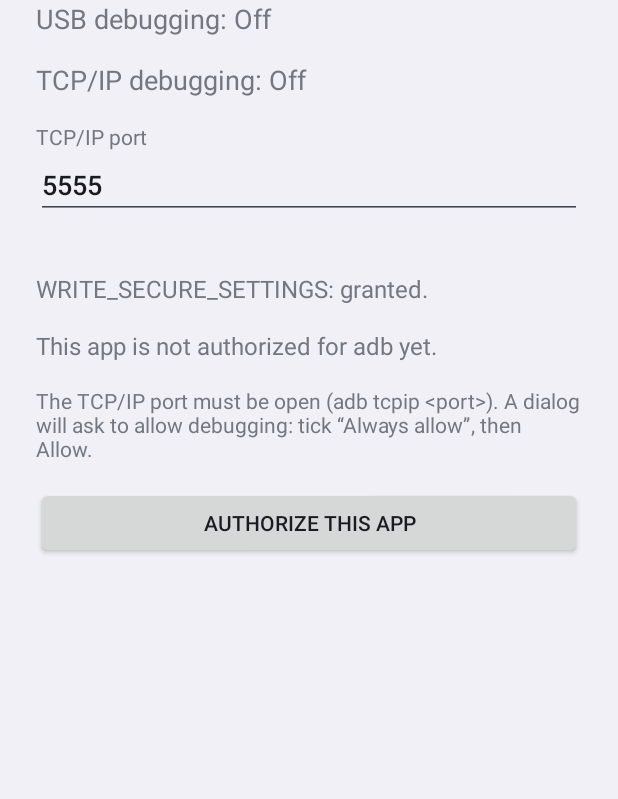
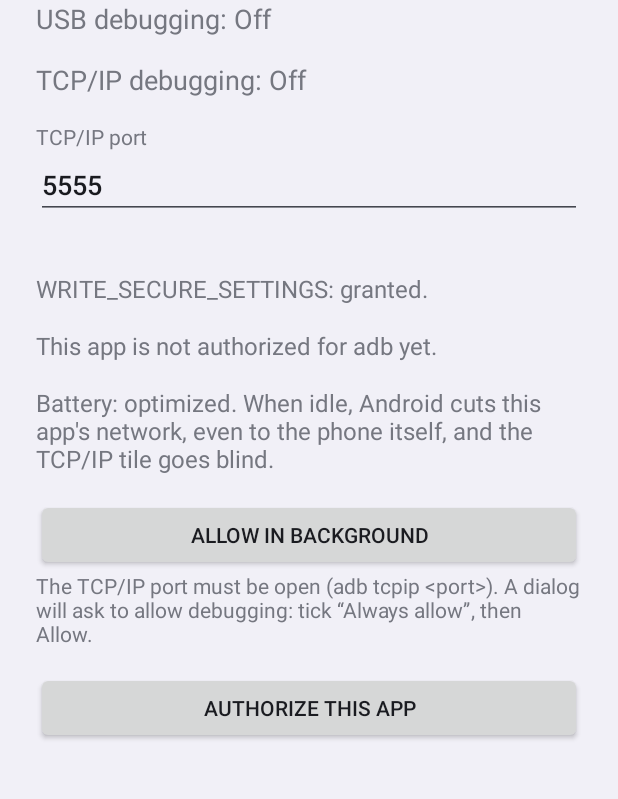
Before and after one commit to deltawaken/tools_adbtiles, an Android app: the screen it shows after launch (MainActivity), on a phone screen of 412 x 824 dp, the part 193-992 px from its top. Run offline under Robolectric (Android 15) with nearby library versions, the phone set to English and light mode, and no system bars.

Commit message:
fix: la tuile TCP/IP distingue un port fermé d'un réseau bloqué
Sur le Jelly Max, la tuile affichait « Désactivé » alors que 5555 répondait au
shell : la sonde de l'app expirait vers 127.0.0.1. Android coupe le réseau des
apps en veille, loopback compris ; ADB Tiles, rarement ouverte, était classée
« rare ». L'exemption d'optimisation de batterie l'a aussitôt rétablie.

- la sonde distingue OPEN, CLOSED (refus immédiat) et BLOCKED (délai dépassé) ;
  bloquée, la tuile se grise sur « Configurer dans l'app » au lieu d'un faux
  « Désactivé », et ignore les appuis, qui échoueraient de même ;
- l'écran de l'app montre l'état de l'exemption et propose de l'accorder.

La tuile ne dépend du Wi-Fi que pour OUVRIR le port : ouvert, elle est active
avec ou sans Wi-Fi.

Co-Authored-By: Claude Opus 5 (1M context) <noreply@anthropic.com>
Claude-Session: https://claude.ai/code/session_015FDdHWecgwZtuQSCA3abH7

```diff
--- a/app/src/main/AndroidManifest.xml
+++ b/app/src/main/AndroidManifest.xml
@@ -11,6 +11,9 @@
     <uses-permission android:name="android.permission.INTERNET" />
     <!-- Savoir si un Wi-Fi est connecté : le débogage sans fil l'exige. -->
     <uses-permission android:name="android.permission.ACCESS_NETWORK_STATE" />
+    <!-- Demander l'exemption d'optimisation de batterie : en veille, Android coupe le réseau de
+         l'app, y compris vers 127.0.0.1, et la tuile TCP/IP ne voit plus adbd. -->
+    <uses-permission android:name="android.permission.REQUEST_IGNORE_BATTERY_OPTIMIZATIONS" />
 
     <application
         android:label="@string/app_name"
--- a/app/src/main/java/com/deltawaken/adbtiles/MainActivity.java
+++ b/app/src/main/java/com/deltawaken/adbtiles/MainActivity.java
@@ -2,12 +2,14 @@ package com.deltawaken.adbtiles;
 
 import android.Manifest;
 import android.app.Activity;
+import android.content.Intent;
 import android.content.pm.PackageManager;
 import android.database.ContentObserver;
 import android.net.Uri;
 import android.os.Bundle;
 import android.os.Handler;
 import android.os.Looper;
+import android.os.PowerManager;
 import android.provider.Settings;
 import android.text.Editable;
 import android.text.InputType;
@@ -61,6 +63,8 @@ public class MainActivity extends Activity {
     private TextView tcpipStatus;
     private TextView permissionStatus;
     private TextView keyStatus;
+    private TextView batteryStatus;
+    private Button batteryAllow;
     private TextView hint;
     private EditText portField;
     private TextView portNote;
@@ -104,6 +108,12 @@ public class MainActivity extends Activity {
         permissionStatus = text("", 16);
         permissionStatus.setTextIsSelectable(true);
         keyStatus = text("", 16);
+        batteryStatus = text("", 16);
+        batteryAllow = new Button(this);
+        batteryAllow.setText(R.string.main_battery_allow);
+        batteryAllow.setOnClickListener(v -> startActivity(
+                new Intent(Settings.ACTION_REQUEST_IGNORE_BATTERY_OPTIMIZATIONS,
+                        Uri.fromParts("package", getPackageName(), null))));
         hint = text(getString(R.string.main_authorize_hint), 14);
         authorize = new Button(this);
         authorize.setText(R.string.main_authorize);
@@ -119,6 +129,8 @@ public class MainActivity extends Activity {
         column.addView(portNote);
         column.addView(permissionStatus);
         column.addView(keyStatus);
+        column.addView(batteryStatus);
+        column.addView(batteryAllow);
         column.addView(hint);
         column.addView(authorize);
         column.addView(result);
@@ -164,6 +176,10 @@ public class MainActivity extends Activity {
         permissionStatus.setText(granted ? R.string.main_perm_ok : R.string.main_perm_missing);
         boolean authorized = Tcpip.isAuthorized(this);
         keyStatus.setText(authorized ? R.string.main_key_ok : R.string.main_key_missing);
+        PowerManager power = getSystemService(PowerManager.class);
+        boolean unrestricted = power != null && power.isIgnoringBatteryOptimizations(getPackageName());
+        batteryStatus.setText(unrestricted ? R.string.main_battery_ok : R.string.main_battery_restricted);
+        batteryAllow.setVisibility(unrestricted ? View.GONE : View.VISIBLE);
         // Le port ne se change que TCP/IP éteint : adbd écoute sur l'ancien tant qu'il est ouvert.
         boolean portEditable = Boolean.FALSE.equals(portOpen);
         portField.setEnabled(portEditable);
--- a/app/src/main/java/com/deltawaken/adbtiles/Tcpip.java
+++ b/app/src/main/java/com/deltawaken/adbtiles/Tcpip.java
@@ -17,6 +17,7 @@ import com.deltawaken.adbtiles.adb.TlsPortFinder;
 import java.io.IOException;
 import java.net.InetSocketAddress;
 import java.net.Socket;
+import java.net.SocketTimeoutException;
 import java.security.GeneralSecurityException;
 import java.util.Set;
 import java.util.concurrent.CopyOnWriteArraySet;
@@ -49,6 +50,8 @@ final class Tcpip {
     static volatile Boolean portOpen;
     /** Une bascule TCP/IP, ou l'attente d'adbd après le rallumage du débogage USB, est en cours. */
     static volatile boolean tcpipBusy;
+    /** Le système jette les paquets de l'app : la sonde ne dit rien du port. */
+    static volatile boolean networkBlocked;
     /** La dernière bascule TCP/IP a échoué. */
     static volatile boolean tcpipFailed;
     /** Jusqu'à quand ignorer les appuis sur la tuile USB, le temps qu'adbd s'arrête ou démarre. */
@@ -94,7 +97,11 @@ final class Tcpip {
     /** Sonde le port hors du fil principal, puis prévient. */
     static void probeAsync() {
         new Thread(() -> {
-            portOpen = isPortOpen();
+            Probe result = probe();
+            networkBlocked = result == Probe.BLOCKED;
+            if (!networkBlocked) {
+                portOpen = result == Probe.OPEN;
+            }
             notifyChanged();
         }, "adbtiles-probe").start();
     }
@@ -119,11 +126,25 @@ final class Tcpip {
     }
 
     static boolean isPortOpen() {
+        return probe() == Probe.OPEN;
+    }
+
+    enum Probe { OPEN, CLOSED, BLOCKED }
+
+    /**
+     * Sonde le port. Un port fermé refuse la connexion aussitôt ; un délai dépassé vers
+     * {@code 127.0.0.1} signifie que le système jette les paquets de l'app — Android coupe le réseau
+     * des apps en veille, loopback compris (mesuré sur le Jelly Max le 2026-09-18 : la tuile affichait
+     * « Désactivé » alors que 5555 répondait au shell).
+     */
+    static Probe probe() {
         try (Socket socket = new Socket()) {
-            socket.connect(new InetSocketAddress(LOCALHOST, port), 300);
-            return true;
+            socket.connect(new InetSocketAddress(LOCALHOST, port), 1000);
+            return Probe.OPEN;
+        } catch (SocketTimeoutException e) {
+            return Probe.BLOCKED;
         } catch (IOException e) {
-            return false;
+            return Probe.CLOSED;
         }
     }
 
--- a/app/src/main/java/com/deltawaken/adbtiles/TcpipTileService.java
+++ b/app/src/main/java/com/deltawaken/adbtiles/TcpipTileService.java
@@ -71,7 +71,7 @@ public class TcpipTileService extends TileService {
 
     private boolean isUsable() {
         return isDeveloperOptionsEnabled() && isAdbEnabled() && hasWriteSecureSettings()
-                && Tcpip.isAuthorized(this);
+                && Tcpip.isAuthorized(this) && !Tcpip.networkBlocked;
     }
 
     private void refresh() {
@@ -91,7 +91,8 @@ public class TcpipTileService extends TileService {
         } else if (!hasWriteSecureSettings()) {
             state = Tile.STATE_UNAVAILABLE;
             subtitle = getString(R.string.subtitle_no_permission);
-        } else if (!Tcpip.isAuthorized(this)) {
+        } else if (!Tcpip.isAuthorized(this) || Tcpip.networkBlocked) {
+            // Réseau de l'app bloqué en veille : l'écran de l'app propose l'exemption.
             state = Tile.STATE_UNAVAILABLE;
             subtitle = getString(R.string.subtitle_setup_needed);
         } else if (Tcpip.tcpipBusy || portOpen == null) {
--- a/app/src/main/res/values/strings.xml
+++ b/app/src/main/res/values/strings.xml
@@ -28,4 +28,7 @@
     <string name="main_port_label">TCP/IP port</string>
     <string name="main_port_locked">Turn TCP/IP debugging off to change the port.</string>
     <string name="main_port_invalid">Enter a port between 1024 and 65535.</string>
+    <string name="main_battery_ok">Battery: unrestricted, the TCP/IP tile can always reach adb.</string>
+    <string name="main_battery_restricted">Battery: optimized. When idle, Android cuts this app\'s network, even to the phone itself, and the TCP/IP tile goes blind.</string>
+    <string name="main_battery_allow">Allow in background</string>
 </resources>
```
Also changed, not shown: 1 other file.
